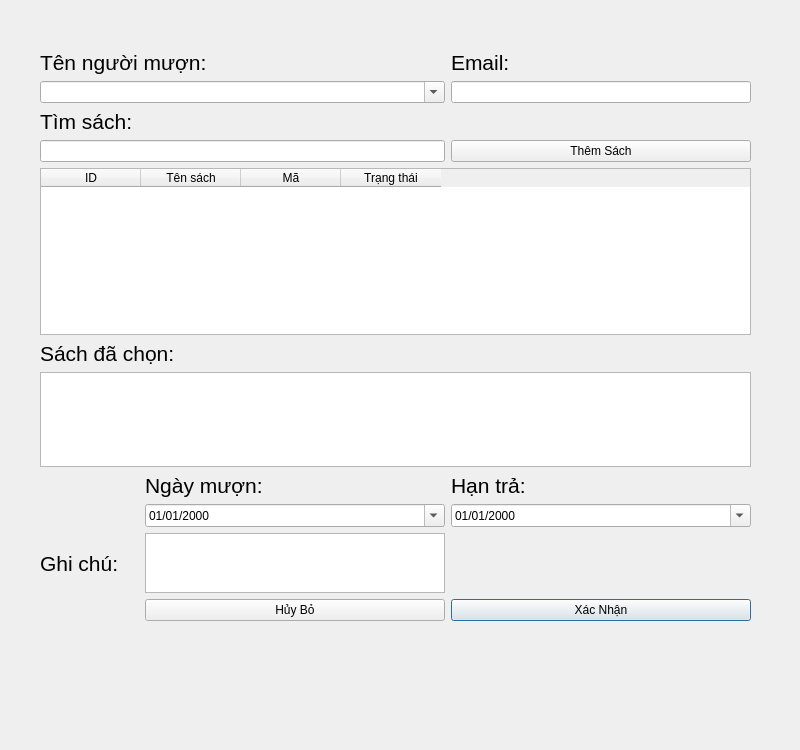
Above: view/dialog_loans.ui from phuongphuong5110-create/library-app before the change. Below: the same form after it.
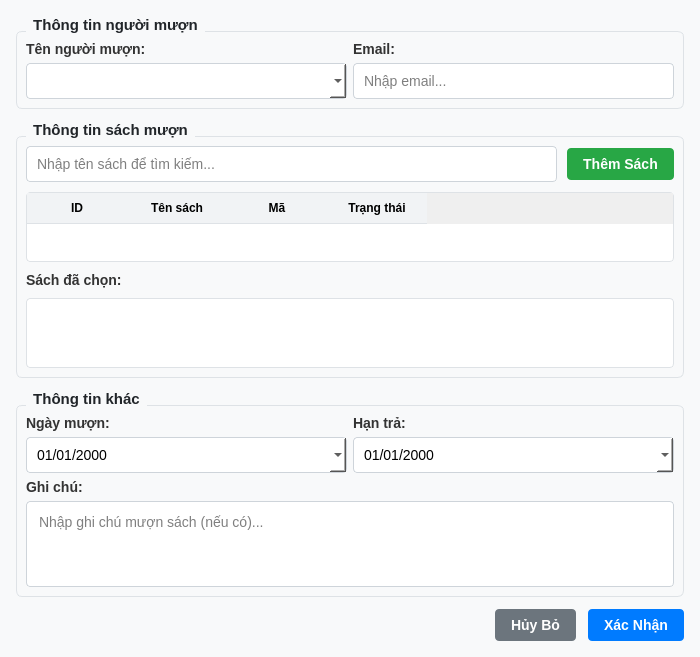
That is the form after the change.

```diff
--- a/view/dialog_loans.ui
+++ b/view/dialog_loans.ui
@@ -6,193 +6,138 @@
    <rect>
     <x>0</x>
     <y>0</y>
-    <width>800</width>
-    <height>750</height>
+    <width>700</width>
+    <height>640</height>
    </rect>
   </property>
   <property name="windowTitle">
    <string>Form mượn sách</string>
   </property>
-  <widget class="QWidget" name="layoutWidget">
-   <property name="geometry">
-    <rect>
-     <x>40</x>
-     <y>50</y>
-     <width>711</width>
-     <height>571</height>
-    </rect>
-   </property>
-   <layout class="QGridLayout" name="gridLayout">
-    <item row="2" column="3">
-     <widget class="QLineEdit" name="email_account">
-      <property name="maximumSize">
-       <size>
-        <width>16777215</width>
-        <height>16777215</height>
-       </size>
-      </property>
-     </widget>
-    </item>
-    <item row="12" column="3">
-     <widget class="QLabel" name="label_36">
-      <property name="font">
-       <font>
-        <pointsize>16</pointsize>
-       </font>
-      </property>
-      <property name="text">
-       <string>Hạn trả:</string>
-      </property>
-     </widget>
-    </item>
-    <item row="1" column="3">
-     <widget class="QLabel" name="label_24">
-      <property name="font">
-       <font>
-        <pointsize>16</pointsize>
-       </font>
-      </property>
-      <property name="text">
-       <string>Email:</string>
-      </property>
-     </widget>
-    </item>
-    <item row="1" column="0" colspan="3">
-     <widget class="QLabel" name="label_23">
-      <property name="font">
-       <font>
-        <pointsize>16</pointsize>
-       </font>
-      </property>
+  <property name="styleSheet">
+   <string>
+    QDialog { background-color: #f8f9fa; }
+    QLabel { color: #333333; font-size: 14px; font-weight: bold; }
+    QLineEdit, QComboBox, QDateEdit, QTextEdit { 
+        padding: 8px; border: 1px solid #ced4da; border-radius: 4px; background-color: #ffffff; 
+        font-size: 14px;
+    }
+    QLineEdit:focus, QComboBox:focus, QDateEdit:focus, QTextEdit:focus { 
+        border: 1px solid #007bff; 
+    }
+    QPushButton { 
+        padding: 8px 16px; border-radius: 4px; font-weight: bold; font-size: 14px;
+    }
+    QPushButton#btn_confirm_loans { 
+        background-color: #007bff; color: white; border: none; 
+    }
+    QPushButton#btn_confirm_loans:hover { background-color: #0056b3; }
+    QPushButton#btn_cancel_loans { 
+        background-color: #6c757d; color: white; border: none; 
+    }
+    QPushButton#btn_cancel_loans:hover { background-color: #5a6268; }
+    QPushButton#btn_addbook_loans { 
+        background-color: #28a745; color: white; border: none; 
+    }
+    QPushButton#btn_addbook_loans:hover { background-color: #218838; }
+    QGroupBox { 
+        font-weight: bold; font-size: 15px; border: 1px solid #dee2e6; border-radius: 6px; margin-top: 15px; color: #212529;
+    }
+    QGroupBox::title { subcontrol-origin: margin; left: 10px; padding: 0 5px 0 5px; }
+    QTableWidget, QListWidget { 
+        border: 1px solid #dee2e6; border-radius: 4px; background-color: white; 
+    }
+    QHeaderView::section { 
+        background-color: #f1f3f5; font-weight: bold; padding: 6px; border: none; border-bottom: 1px solid #dee2e6;
+    }
+   </string>
+  </property>
+  <layout class="QVBoxLayout" name="verticalLayout">
+   <property name="spacing">
+    <number>12</number>
+   </property>
+   <property name="leftMargin">
+    <number>16</number>
+   </property>
+   <property name="topMargin">
+    <number>16</number>
+   </property>
+   <property name="rightMargin">
+    <number>16</number>
+   </property>
+   <property name="bottomMargin">
+    <number>16</number>
+   </property>
+   <item>
+    <widget class="QGroupBox" name="groupBox_userInfo">
+     <property name="title">
+      <string>Thông tin người mượn</string>
+     </property>
+     <layout class="QGridLayout" name="gridLayout_user">
+      <item row="0" column="0">
+       <widget class="QLabel" name="label_user">
       <property name="text">
        <string>Tên người mượn:</string>
       </property>
      </widget>
     </item>
-    <item row="13" column="2">
-     <widget class="QDateEdit" name="borrow_date">
-      <property name="displayFormat">
-       <string>dd/MM/yyyy</string>
-      </property>
-      <property name="calendarPopup">
-       <bool>true</bool>
-      </property>
-     </widget>
-    </item>
-    <item row="10" column="0" colspan="4">
-     <widget class="QListWidget" name="list_book_borrow">
-      <property name="maximumSize">
-       <size>
-        <width>16777215</width>
-        <height>120</height>
-       </size>
-      </property>
-      <property name="alternatingRowColors">
-       <bool>true</bool>
-      </property>
-     </widget>
-    </item>
-    <item row="13" column="3">
-     <widget class="QDateEdit" name="return_date">
-      <property name="displayFormat">
-       <string>dd/MM/yyyy</string>
-      </property>
-      <property name="calendarPopup">
-       <bool>true</bool>
-      </property>
-     </widget>
-    </item>
-    <item row="15" column="3">
-     <widget class="QPushButton" name="btn_confirm_loans">
+      <item row="0" column="1">
+       <widget class="QLabel" name="label_email">
       <property name="text">
-       <string>Xác Nhận</string>
+         <string>Email:</string>
       </property>
      </widget>
     </item>
-    <item row="5" column="0" colspan="3">
+      <item row="1" column="0">
+       <widget class="QComboBox" name="user_borrow">
+        <property name="sizePolicy">
+         <sizepolicy hsizetype="Expanding" vsizetype="Fixed">
+          <horstretch>0</horstretch>
+          <verstretch>0</verstretch>
+         </sizepolicy>
+        </property>
+        <property name="editable">
+         <bool>true</bool>
+        </property>
+       </widget>
+      </item>
+      <item row="1" column="1">
+       <widget class="QLineEdit" name="email_account">
+        <property name="placeholderText">
+         <string>Nhập email...</string>
+        </property>
+       </widget>
+      </item>
+     </layout>
+    </widget>
+   </item>
+   <item>
+    <widget class="QGroupBox" name="groupBox_books">
+     <property name="title">
+      <string>Thông tin sách mượn</string>
+     </property>
+     <layout class="QVBoxLayout" name="verticalLayout_books">
+      <property name="spacing">
+       <number>10</number>
+      </property>
+      <item>
+       <layout class="QHBoxLayout" name="horizontalLayout_search">
+        <item>
      <widget class="QLineEdit" name="search_book_borrow">
-      <property name="maximumSize">
-       <size>
-        <width>16777215</width>
-        <height>16777215</height>
-       </size>
+          <property name="placeholderText">
+           <string>Nhập tên sách để tìm kiếm...</string>
       </property>
      </widget>
     </item>
-    <item row="5" column="3">
+        <item>
      <widget class="QPushButton" name="btn_addbook_loans">
       <property name="text">
        <string>Thêm Sách</string>
       </property>
      </widget>
     </item>
-    <item row="14" column="2">
-     <widget class="QTextEdit" name="note_loans">
-      <property name="maximumSize">
-       <size>
-        <width>16777215</width>
-        <height>60</height>
-       </size>
-      </property>
-     </widget>
-    </item>
-    <item row="14" column="0">
-     <widget class="QLabel" name="label_29">
-      <property name="font">
-       <font>
-        <pointsize>16</pointsize>
-       </font>
-      </property>
-      <property name="text">
-       <string>Ghi chú:</string>
-      </property>
-     </widget>
-    </item>
-    <item row="9" column="0" colspan="3">
-     <widget class="QLabel" name="label_28">
-      <property name="font">
-       <font>
-        <pointsize>16</pointsize>
-       </font>
-      </property>
-      <property name="text">
-       <string>Sách đã chọn:</string>
-      </property>
-     </widget>
-    </item>
-    <item row="15" column="2">
-     <widget class="QPushButton" name="btn_cancel_loans">
-      <property name="text">
-       <string>Hủy Bỏ</string>
-      </property>
-     </widget>
-    </item>
-    <item row="2" column="0" colspan="3">
-     <widget class="QComboBox" name="user_borrow">
-      <property name="maximumSize">
-       <size>
-        <width>16777215</width>
-        <height>16777215</height>
-       </size>
-      </property>
-      <property name="editable">
-       <bool>true</bool>
-      </property>
-     </widget>
-    </item>
-    <item row="4" column="0">
-     <widget class="QLabel" name="label_37">
-      <property name="font">
-       <font>
-        <pointsize>16</pointsize>
-       </font>
-      </property>
-      <property name="text">
-       <string>Tìm sách:</string>
-      </property>
-     </widget>
-    </item>
-    <item row="6" column="0" colspan="4">
+       </layout>
+      </item>
+      <item>
      <widget class="QTableWidget" name="table_loans_return">
       <property name="alternatingRowColors">
        <bool>true</bool>
@@ -228,20 +173,126 @@
       </column>
      </widget>
     </item>
-    <item row="12" column="2">
-     <widget class="QLabel" name="label_35">
-      <property name="font">
-       <font>
-        <pointsize>16</pointsize>
-       </font>
-      </property>
+      <item>
+       <widget class="QLabel" name="label_selected_books">
+        <property name="text">
+         <string>Sách đã chọn:</string>
+        </property>
+       </widget>
+      </item>
+      <item>
+       <widget class="QListWidget" name="list_book_borrow">
+        <property name="maximumHeight">
+         <number>100</number>
+        </property>
+        <property name="alternatingRowColors">
+         <bool>true</bool>
+        </property>
+       </widget>
+      </item>
+     </layout>
+    </widget>
+   </item>
+   <item>
+    <widget class="QGroupBox" name="groupBox_dates">
+     <property name="title">
+      <string>Thông tin khác</string>
+     </property>
+     <layout class="QGridLayout" name="gridLayout_dates">
+      <item row="0" column="0">
+       <widget class="QLabel" name="label_borrow_date">
       <property name="text">
        <string>Ngày mượn:</string>
       </property>
      </widget>
     </item>
-   </layout>
-  </widget>
+      <item row="0" column="1">
+       <widget class="QLabel" name="label_return_date">
+        <property name="text">
+         <string>Hạn trả:</string>
+        </property>
+       </widget>
+      </item>
+      <item row="1" column="0">
+       <widget class="QDateEdit" name="borrow_date">
+        <property name="sizePolicy">
+         <sizepolicy hsizetype="Expanding" vsizetype="Fixed">
+          <horstretch>0</horstretch>
+          <verstretch>0</verstretch>
+         </sizepolicy>
+        </property>
+        <property name="displayFormat">
+         <string>dd/MM/yyyy</string>
+        </property>
+        <property name="calendarPopup">
+         <bool>true</bool>
+        </property>
+       </widget>
+      </item>
+      <item row="1" column="1">
+       <widget class="QDateEdit" name="return_date">
+        <property name="sizePolicy">
+         <sizepolicy hsizetype="Expanding" vsizetype="Fixed">
+          <horstretch>0</horstretch>
+          <verstretch>0</verstretch>
+         </sizepolicy>
+        </property>
+        <property name="displayFormat">
+         <string>dd/MM/yyyy</string>
+        </property>
+        <property name="calendarPopup">
+         <bool>true</bool>
+        </property>
+       </widget>
+      </item>
+      <item row="2" column="0" colspan="2">
+       <widget class="QLabel" name="label_note">
+        <property name="text">
+         <string>Ghi chú:</string>
+        </property>
+       </widget>
+      </item>
+      <item row="3" column="0" colspan="2">
+       <widget class="QTextEdit" name="note_loans">
+        <property name="maximumHeight">
+         <number>50</number>
+        </property>
+        <property name="placeholderText">
+         <string>Nhập ghi chú mượn sách (nếu có)...</string>
+        </property>
+       </widget>
+      </item>
+     </layout>
+    </widget>
+   </item>
+   <item>
+    <layout class="QHBoxLayout" name="horizontalLayout_buttons">
+     <property name="alignment">
+      <enum>Qt::AlignRight</enum>
+     </property>
+     <item>
+      <widget class="QPushButton" name="btn_cancel_loans">
+       <property name="text">
+        <string>Hủy Bỏ</string>
+       </property>
+       <property name="cursor">
+        <cursorShape>PointingHandCursor</cursorShape>
+       </property>
+      </widget>
+     </item>
+     <item>
+      <widget class="QPushButton" name="btn_confirm_loans">
+       <property name="text">
+        <string>Xác Nhận</string>
+       </property>
+       <property name="cursor">
+        <cursorShape>PointingHandCursor</cursorShape>
+       </property>
+      </widget>
+     </item>
+    </layout>
+   </item>
+  </layout>
  </widget>
  <resources/>
  <connections/>
```
Left out of the diff: 6 changed lines with no effect on the pictures. Lines whose indentation alone changed are shown as unchanged.
